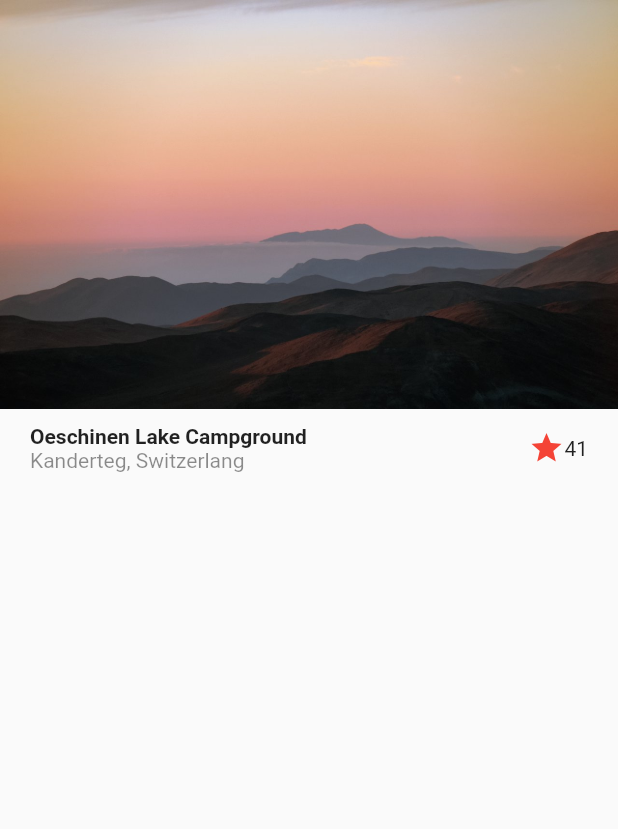
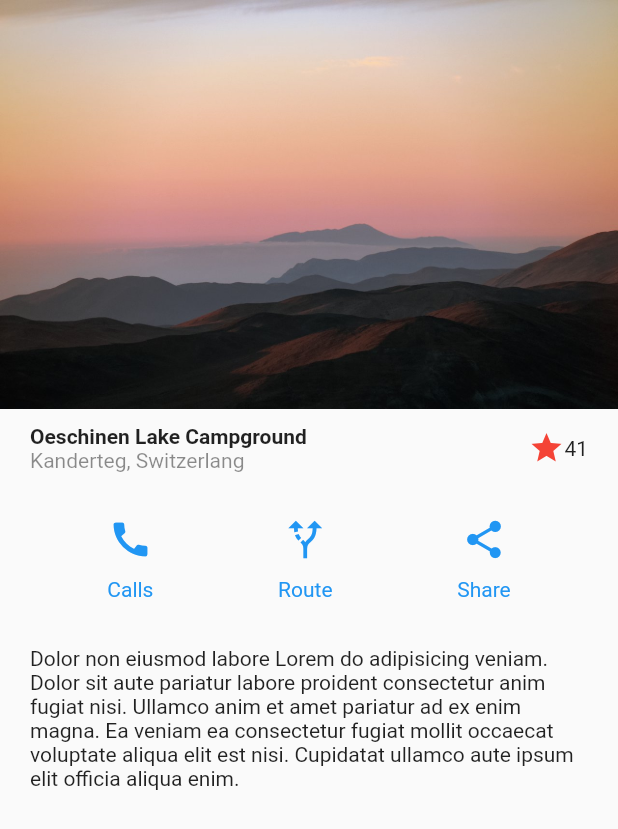
Before and after one commit to pacomgh/flutter_guia_completa_desarrollo_ios_android, a Flutter app: the BasicDesignScreen screen opened directly, on a phone screen of 412 x 824 dp. Shown: the top 829 px of the screen. Run offline on Flutter 3.47's test engine with Material 2 defaults, Android fonts, the phone set to English and light mode, and no system bars; our stand-ins replace flutter_swiper.

```diff
--- a/flutter/disenio/lib/src/screens/basic_design.dart
+++ b/flutter/disenio/lib/src/screens/basic_design.dart
@@ -12,7 +12,14 @@ class BasicDesignScreen extends StatelessWidget {
           Image( image: AssetImage('assets/landscape.jpg'),),
 
           //title widget
-          Title()
+          Title(),
+          //button section
+          ButtonSection(),
+          //paragraph section
+          Container(
+            margin: EdgeInsets.symmetric(horizontal: 20, vertical: 10),
+            child: Text("Dolor non eiusmod labore Lorem do adipisicing veniam. Dolor sit aute pariatur labore proident consectetur anim fugiat nisi. Ullamco anim et amet pariatur ad ex enim magna. Ea veniam ea consectetur fugiat mollit occaecat voluptate aliqua elit est nisi. Cupidatat ullamco aute ipsum elit officia aliqua enim."),
+          ),
         ],
      ),
    );
@@ -46,3 +53,48 @@ class Title extends StatelessWidget {
     );
   }
 }
+
+class ButtonSection extends StatelessWidget {
+  const ButtonSection({
+    Key? key,
+  }) : super(key: key);
+
+  @override
+  Widget build(BuildContext context) {
+    return Container(
+      margin: EdgeInsets.symmetric( vertical: 20, horizontal: 30),
+      child: Row(
+        mainAxisAlignment: MainAxisAlignment.spaceAround,
+        children: [
+          CustomBouton(icon: Icons.call, text: "Calls",),
+          CustomBouton(icon: Icons.alt_route, text: "Route",),
+          CustomBouton(icon: Icons.share, text: "Share",),
+        ],
+      ),
+    );
+  }
+}
+
+class CustomBouton extends StatelessWidget {
+  //por si no sabemos que tipo de icono es
+  final IconData icon;
+  final String text;
+
+  const CustomBouton({
+    Key? key,
+    //usamos required para indicar que es obligatorio dart v2.12+
+    required this.icon,
+    required this.text,
+  }) : super(key: key);
+
+  @override
+  Widget build(BuildContext context) {
+    return Column(
+      children: [
+        Icon(this.icon, color: Colors.blue, size: 30),
+        Container(height: 10,),
+        Text(this.text, style:TextStyle(color: Colors.blue),)
+      ],
+    );
+  }
+}
```
